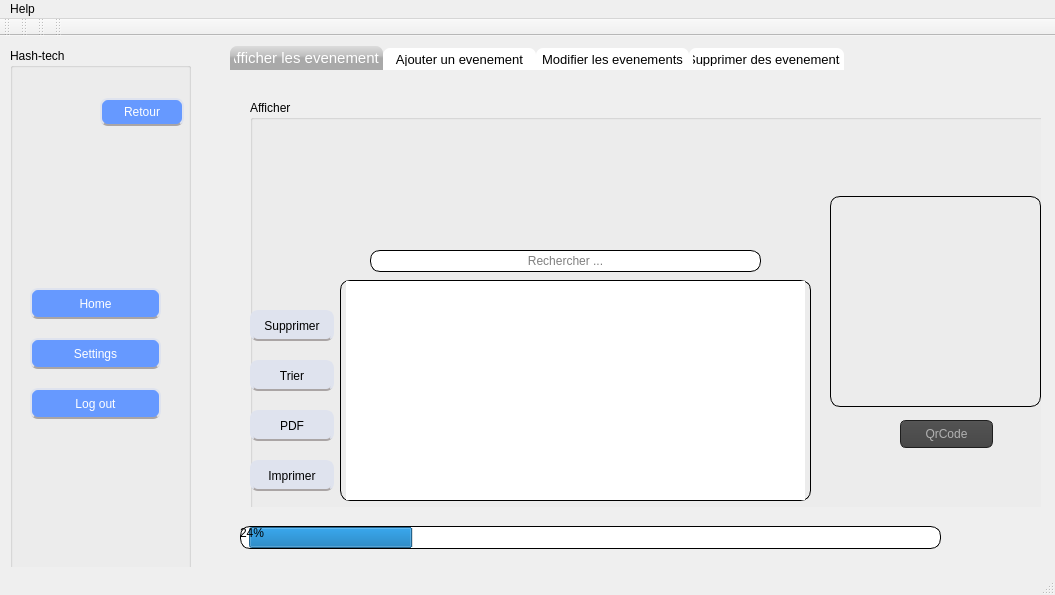
This is mainwindow.ui in naouelboughattas/Smart_Shop_2A17 as Qt 5 draws it before an edit. The edited form follows.
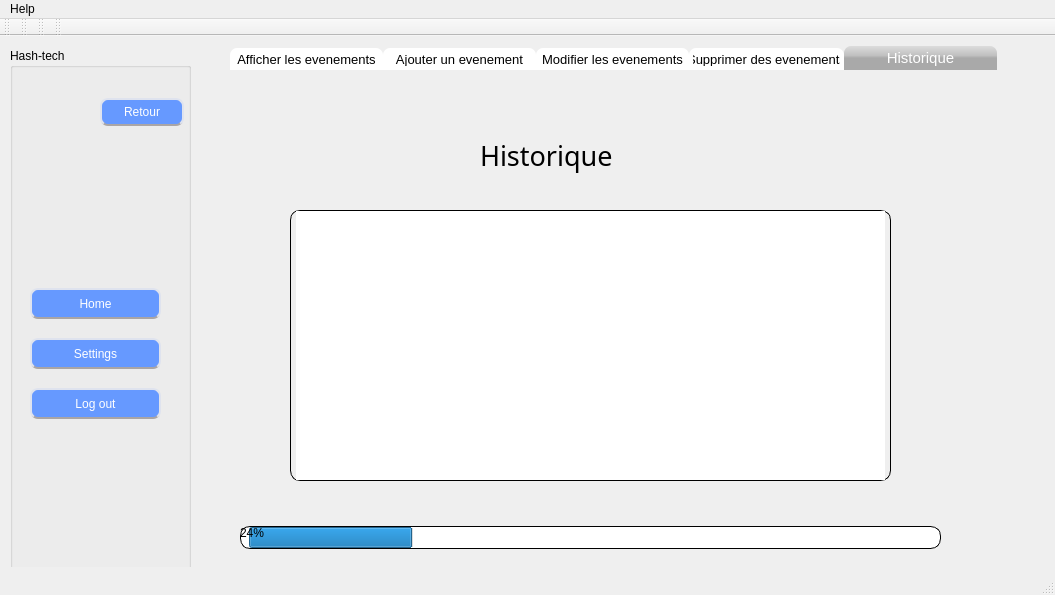
This is the edited form. The open tabs and pages were chosen to show the change. Icons and pictures are not drawn. Custom widgets are drawn as their Qt base class.

Patch:
```diff
--- a/mainwindow.ui
+++ b/mainwindow.ui
@@ -2274,7 +2274,7 @@
         <widget class="QLabel" name="label_18">
          <property name="geometry">
           <rect>
-           <x>230</x>
+           <x>270</x>
            <y>30</y>
            <width>109</width>
            <height>109</height>
@@ -2511,7 +2511,7 @@
         <widget class="QPushButton" name="qrcode">
          <property name="geometry">
           <rect>
-           <x>650</x>
+           <x>640</x>
            <y>320</y>
            <width>93</width>
            <height>28</height>
@@ -3223,6 +3223,51 @@
         </property>
        </widget>
       </widget>
+      <widget class="QWidget" name="tab_37">
+       <attribute name="title">
+        <string>Historique</string>
+       </attribute>
+       <widget class="QTextBrowser" name="textHisto">
+        <property name="geometry">
+         <rect>
+          <x>60</x>
+          <y>140</y>
+          <width>601</width>
+          <height>271</height>
+         </rect>
+        </property>
+        <property name="styleSheet">
+         <string notr="true">QTextBrowser
+{
+ border-width: 1px;
+border-style: solid;
+border-color: black;
+  border-radius: 10px;
+padding:0 5;
+}</string>
+        </property>
+       </widget>
+       <widget class="QLabel" name="label_87">
+        <property name="geometry">
+         <rect>
+          <x>250</x>
+          <y>60</y>
+          <width>211</width>
+          <height>51</height>
+         </rect>
+        </property>
+        <property name="font">
+         <font>
+          <family>Steelr</family>
+          <pointsize>20</pointsize>
+          <italic>false</italic>
+         </font>
+        </property>
+        <property name="text">
+         <string>Historique</string>
+        </property>
+       </widget>
+      </widget>
      </widget>
      <widget class="QProgressBar" name="progressBar">
       <property name="geometry">
```
Left out of the diff: 92 changed lines with no effect on the pictures.
